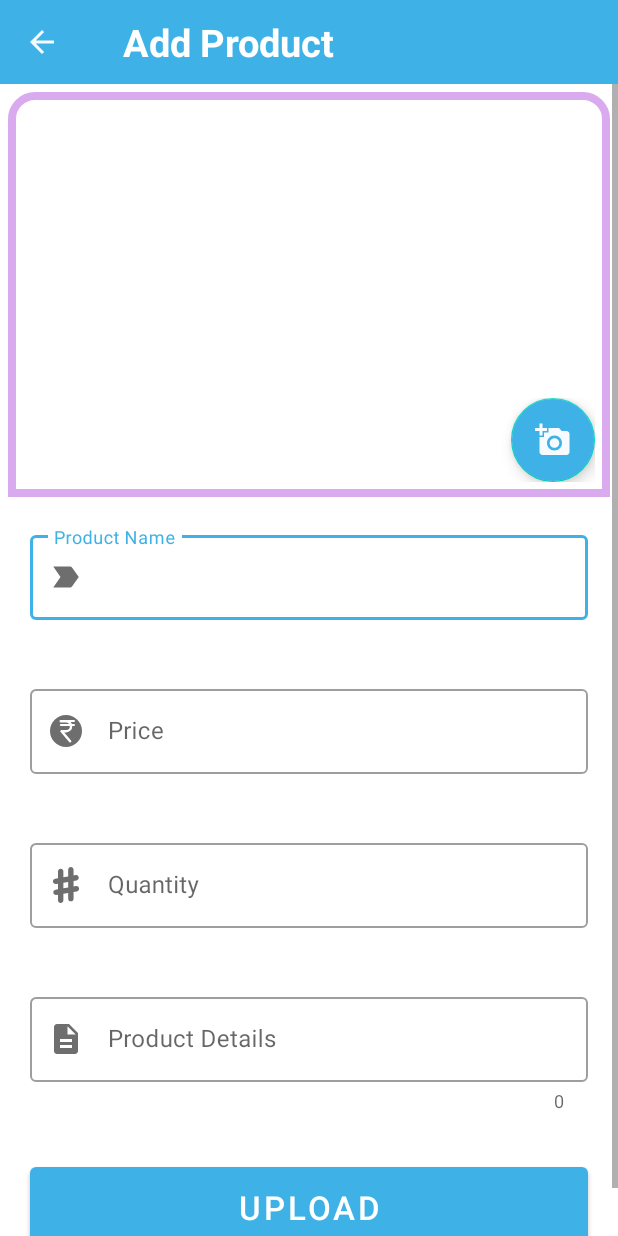
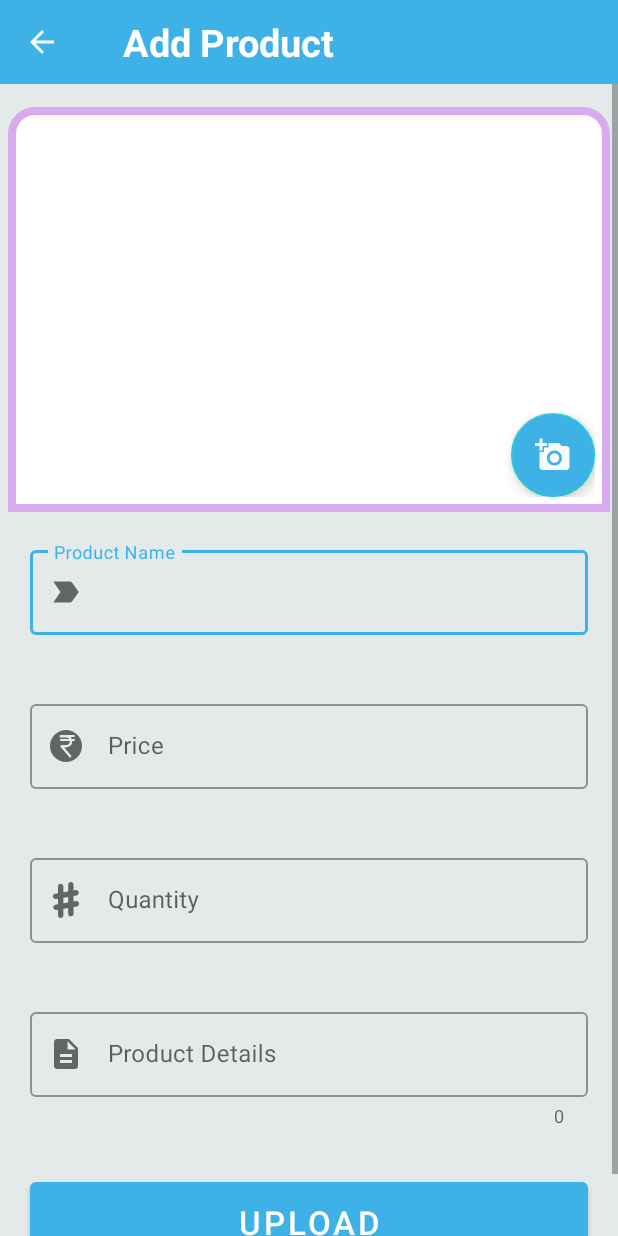
Before and after one commit to apurvroy/Zolx-BuyingAndSellingApp, an Android app: the AddProductActivity screen opened directly, with no data from a screen before it, on a phone screen of 412 x 824 dp. Run offline under Robolectric (Android 15) with nearby library versions, the phone set to English and light mode, and no system bars.

Commit message:
make app compatible with dark mode

```diff
--- a/app/src/main/res/drawable/et_style.xml
+++ b/app/src/main/res/drawable/et_style.xml
@@ -3,7 +3,6 @@
     <!--the outline box turns to cyan when the edit text is in focus-->
     <item android:state_enabled="true" android:state_focused="true">
         <shape android:shape="rectangle">
-            <solid android:color="@android:color/white" />
             <corners android:radius="5dp"/>
             <stroke android:width="2dp" android:color="@color/cyan" />
         </shape>
@@ -12,7 +11,6 @@
     <!--the outline box turns to grey when the edit text is out of focus-->
     <item android:state_enabled="true">
         <shape android:shape="rectangle">
-            <solid android:color="@color/white" />
             <corners android:radius="5dp"/>
             <stroke android:width="2dp" android:color="@android:color/darker_gray" />
         </shape>
--- a/app/src/main/res/layout/activity_add_product.xml
+++ b/app/src/main/res/layout/activity_add_product.xml
@@ -9,7 +9,7 @@
         android:id="@+id/toolbar_add_product"
         android:layout_width="match_parent"
         android:layout_height="wrap_content"
-        android:background="@color/cyan"
+        style="@style/Toolbar"
         app:layout_constraintStart_toStartOf="parent"
         app:layout_constraintEnd_toEndOf="parent"
         app:layout_constraintTop_toTopOf="parent"
@@ -24,7 +24,6 @@
             android:textSize="@dimen/title_text"
             android:padding="10dp"
             android:textStyle="bold"
-            android:background="@color/cyan"
             >
         </TextView>
     </androidx.appcompat.widget.Toolbar>
@@ -39,7 +38,8 @@
         >
         <androidx.constraintlayout.widget.ConstraintLayout
             android:layout_width="match_parent"
-            android:layout_height="wrap_content">
+            android:layout_height="wrap_content"
+            android:layout_marginTop="10dp">
             <FrameLayout
                 android:id="@+id/fl_product_image"
                 android:layout_width="match_parent"
--- a/app/src/main/res/layout/activity_cart.xml
+++ b/app/src/main/res/layout/activity_cart.xml
@@ -5,13 +5,12 @@
     android:layout_width="match_parent"
     android:layout_height="match_parent"
     tools:context=".ui.activities.CartActivity"
-    android:background="@color/background_white"
     >
     <androidx.appcompat.widget.Toolbar
         android:id="@+id/toolbar_my_cart"
         android:layout_width="match_parent"
         android:layout_height="wrap_content"
-        android:background="@color/cyan"
+        style="@style/Toolbar"
         app:layout_constraintStart_toStartOf="parent"
         app:layout_constraintEnd_toEndOf="parent"
         app:layout_constraintTop_toTopOf="parent"
@@ -26,7 +25,6 @@
         android:textSize="@dimen/title_text"
         android:padding="10dp"
         android:textStyle="bold"
-        android:background="@color/cyan"
         >
     </TextView>
     </androidx.appcompat.widget.Toolbar>
@@ -35,7 +33,6 @@
         android:id="@+id/rv_cart_items"
         android:layout_width="0dp"
         android:layout_height="0dp"
-        android:background="@color/background_white"
         app:layout_constraintStart_toStartOf="parent"
         app:layout_constraintEnd_toEndOf="parent"
         app:layout_constraintTop_toBottomOf="@id/toolbar_my_cart"
--- a/app/src/main/res/layout/activity_register.xml
+++ b/app/src/main/res/layout/activity_register.xml
@@ -9,7 +9,7 @@
         android:id="@+id/toolbar_register"
         android:layout_width="match_parent"
         android:layout_height="wrap_content"
-        android:background="@color/cyan"
+        style="@style/Toolbar"
         app:layout_constraintStart_toStartOf="parent"
         app:layout_constraintEnd_toEndOf="parent"
         app:layout_constraintTop_toTopOf="parent"
@@ -24,7 +24,6 @@
             android:textSize="@dimen/title_text"
             android:padding="10dp"
             android:textStyle="bold"
-            android:background="@color/cyan"
             app:layout_constraintLeft_toLeftOf="parent"
             app:layout_constraintRight_toRightOf="parent"
             app:layout_constraintTop_toTopOf="parent">
--- a/app/src/main/res/layout/activity_settings.xml
+++ b/app/src/main/res/layout/activity_settings.xml
@@ -10,7 +10,7 @@
         android:id="@+id/toolbar_setting"
         android:layout_width="match_parent"
         android:layout_height="wrap_content"
-        android:background="@color/cyan"
+        style="@style/Toolbar"
         app:layout_constraintStart_toStartOf="parent"
         app:layout_constraintEnd_toEndOf="parent"
         app:layout_constraintTop_toTopOf="parent"
--- a/app/src/main/res/layout/activity_user_profile.xml
+++ b/app/src/main/res/layout/activity_user_profile.xml
@@ -10,7 +10,7 @@
         android:id="@+id/toolbar_user_profile"
         android:layout_width="match_parent"
         android:layout_height="wrap_content"
-        android:background="@color/cyan"
+        style="@style/Toolbar"
         app:layout_constraintStart_toStartOf="parent"
         app:layout_constraintEnd_toEndOf="parent"
         app:layout_constraintTop_toTopOf="parent"
@@ -263,7 +263,6 @@
                 android:padding="@dimen/et_padding"
                 android:drawableStart="@drawable/ic_calender"
                 android:drawablePadding="10dp"
-                android:textColor="@color/black"
                 android:textStyle="bold"
                 android:textSize="15sp"
                 android:background="@drawable/et_style"
@@ -325,14 +324,12 @@
                 android:layout_marginTop="30dp"
                 android:text="@string/btn_update"
                 android:textSize="@dimen/btn_text_size"
-                android:textColor="@color/white"
                 android:paddingBottom="@dimen/btn_padd_bottom"
                 android:paddingTop="@dimen/btn_padd_top"
                 android:gravity="center"
                 android:layout_marginStart="@dimen/btn_margin_start"
                 android:layout_marginEnd="@dimen/btn_margin_end"
                 android:layout_marginBottom="10dp"
-                android:backgroundTint="@color/cyan"
                 style="@style/Widget.MaterialComponents.Button"
                 app:layout_constraintStart_toStartOf="parent"
                 app:layout_constraintEnd_toEndOf="parent"
--- a/app/src/main/res/layout/fragment_home.xml
+++ b/app/src/main/res/layout/fragment_home.xml
@@ -10,7 +10,6 @@
         android:id="@+id/rv_home_items"
         android:layout_width="match_parent"
         android:layout_height="match_parent"
-        android:background="@color/background_white"
         app:layout_constraintStart_toEndOf="parent"
         app:layout_constraintEnd_toEndOf="parent"
         app:layout_constraintTop_toTopOf="parent"
--- a/app/src/main/res/layout/fragment_orders.xml
+++ b/app/src/main/res/layout/fragment_orders.xml
@@ -9,7 +9,6 @@
         android:id="@+id/rv_order_items"
         android:layout_width="match_parent"
         android:layout_height="match_parent"
-        android:background="@color/background_white"
         app:layout_constraintStart_toStartOf="parent"
         app:layout_constraintEnd_toEndOf="parent"
         app:layout_constraintTop_toTopOf="parent"
--- a/app/src/main/res/layout/fragment_products.xml
+++ b/app/src/main/res/layout/fragment_products.xml
@@ -10,7 +10,6 @@
         android:id="@+id/rv_my_product_items"
         android:layout_width="match_parent"
         android:layout_height="match_parent"
-        android:background="@color/background_white"
         app:layout_constraintStart_toStartOf="parent"
         app:layout_constraintEnd_toEndOf="parent"
         app:layout_constraintTop_toTopOf="parent"
--- a/app/src/main/res/layout/fragment_sold_products.xml
+++ b/app/src/main/res/layout/fragment_sold_products.xml
@@ -8,7 +8,6 @@
         android:id="@+id/rv_sold_products"
         android:layout_width="match_parent"
         android:layout_height="match_parent"
-        android:background="@color/background_white"
         app:layout_constraintStart_toStartOf="parent"
         app:layout_constraintEnd_toEndOf="parent"
         app:layout_constraintTop_toTopOf="parent"
--- a/app/src/main/res/values-night/themes.xml
+++ b/app/src/main/res/values-night/themes.xml
@@ -13,6 +13,23 @@
         <!-- Status bar color. -->
         <item name="android:statusBarColor" tools:targetApi="l">?attr/colorPrimaryVariant</item>
         <!-- Customize your theme here. -->
+        <item name="android:colorBackground">#292828</item>
+    </style>
+    <style name="Theme.ZOLX.1" parent="Theme.MaterialComponents.DayNight.NoActionBar">
+
+        <!-- Primary brand color. -->
+        <item name="colorPrimary">@color/white</item>
+        <item name="colorPrimaryVariant">@color/black</item>
+        <item name="colorOnPrimary">@color/black</item>
+        <!-- Secondary brand color. -->
+        <item name="colorSecondary">@color/teal_200</item>
+        <item name="colorSecondaryVariant">@color/teal_200</item>
+        <item name="colorOnSecondary">@color/black</item>
+        <!-- Status bar color. -->
+        <item name="android:statusBarColor" tools:targetApi="l">?attr/colorPrimaryVariant</item>
+        <!-- Customize your theme here. -->
+        <item name="android:colorBackground">#292828</item>
+        <item name="colorSurface">@color/icon_grey</item>
     </style>
 
             <!-- Primary brand color. -->
@@ -33,4 +50,7 @@
 <!--        <style name="Theme.ZOLX.2" parent="Theme.AppCompat.Light.NoActionBar">-->
 <!--            <item name="android:statusBarColor">@color/light_cyan</item>-->
 <!--        </style>-->
+    <style name="Toolbar" parent="Theme.MaterialComponents.DayNight.NoActionBar">
+        <item name="android:background">@color/black</item>
+    </style>
 </resources>
--- a/app/src/main/res/values/strings.xml
+++ b/app/src/main/res/values/strings.xml
@@ -66,4 +66,5 @@
     <string name="search">Search</string>
     <string name="required">Required*</string>
     <string name="btn_sign_in">Sign In</string>
+    <string name="seller_details">Seller Details:</string>
 </resources>
--- a/app/src/main/res/values/themes.xml
+++ b/app/src/main/res/values/themes.xml
@@ -12,6 +12,8 @@
         <!-- Status bar color. -->
         <item name="android:statusBarColor" tools:targetApi="l">@color/cyan</item>
         <!-- Customize your theme here. -->
+        <item name="android:colorBackground">@color/background_white</item>
+
     </style>
     <style name="Theme.ZOLX.1" parent="Theme.MaterialComponents.DayNight.NoActionBar">
 
@@ -26,6 +28,8 @@
         <!-- Status bar color. -->
         <item name="android:statusBarColor" tools:targetApi="l">@color/cyan</item>
         <!-- Customize your theme here. -->
+        <item name="android:colorBackground">@color/background_white</item>
+
     </style>
     <style name="Theme.ZOLX.2" parent="Theme.MaterialComponents.DayNight.NoActionBar">
 
@@ -41,4 +45,7 @@
         <item name="android:statusBarColor" tools:targetApi="l">@color/light_cyan</item>
         <!-- Customize your theme here. -->
     </style>
+    <style name="Toolbar" parent="Theme.MaterialComponents.DayNight.NoActionBar">
+        <item name="android:background">@color/cyan</item>
+    </style>
 </resources>
```
Also changed, not shown: app/src/main/res/layout/activity_product_details.xml (+5 -5 lines).
